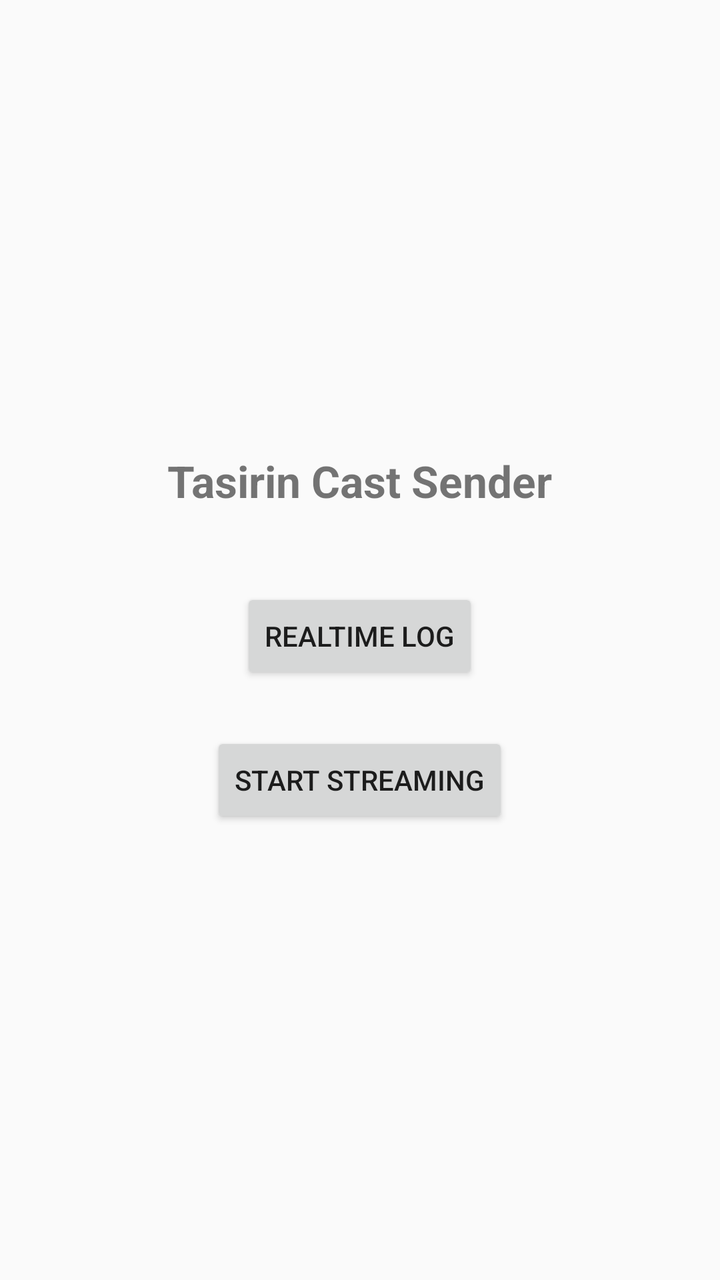
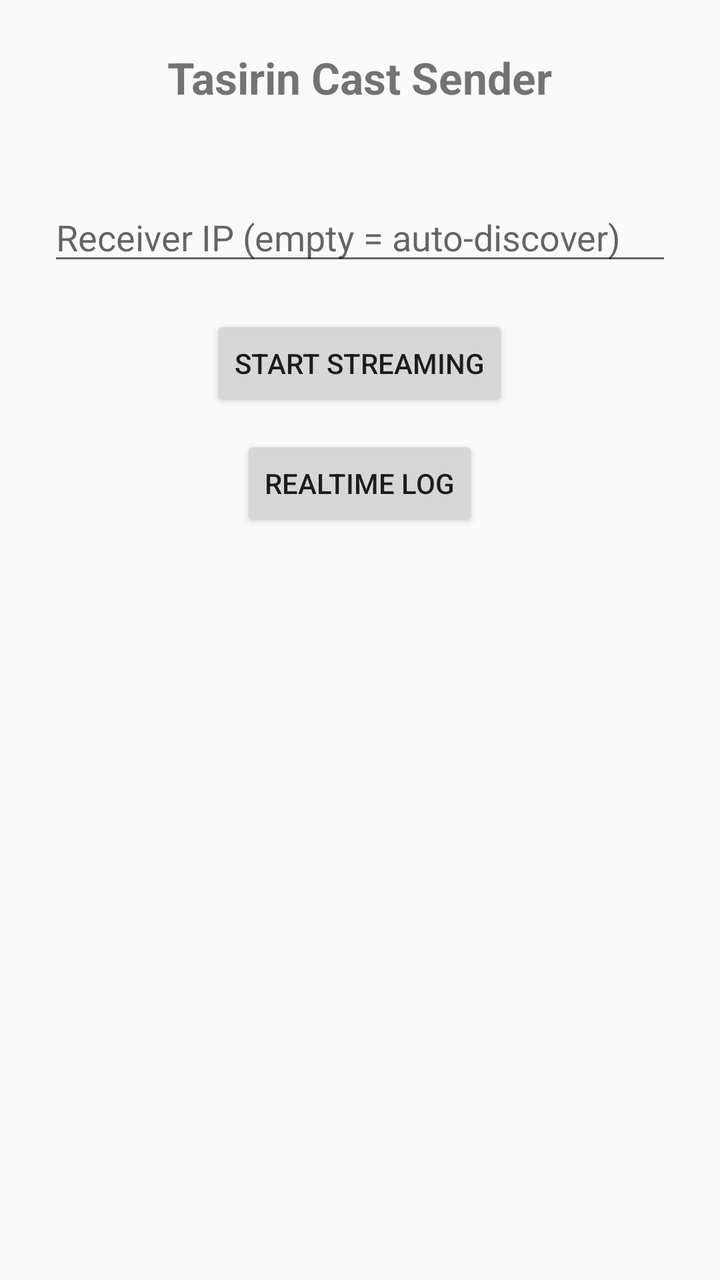

Two renders of the same Android screen: before a commit and after it. Below are the layout's source before the change and the commit's diff.
<!-- AndroidManifest.xml: application theme Theme.TasirinCastSender -->
<!-- res/layout/activity_main.xml -->
<?xml version="1.0" encoding="utf-8"?>
<LinearLayout xmlns:android="http://schemas.android.com/apk/res/android"
    android:layout_width="match_parent"
    android:layout_height="match_parent"
    android:orientation="vertical"
    android:padding="24dp"
    android:gravity="center">

    <TextView
        android:layout_width="wrap_content"
        android:layout_height="wrap_content"
        android:text="@string/app_name"
        android:textSize="22sp"
        android:textStyle="bold" />

    <TextView
        android:id="@+id/tvStatus"
        android:layout_width="wrap_content"
        android:layout_height="wrap_content"
        android:layout_marginTop="8dp"
        android:textSize="14sp" />

    <Button
        android:id="@+id/btnLog"
        android:layout_width="wrap_content"
        android:layout_height="wrap_content"
        android:layout_marginTop="12dp"
        android:text="@string/btn_log" />

    <Button
        android:id="@+id/btnStart"
        android:layout_width="wrap_content"
        android:layout_height="wrap_content"
        android:layout_marginTop="24dp"
        android:text="@string/btn_start" />
</LinearLayout>
<!-- resources referenced by this layout -->
<resources>
  <string name="app_name">Tasirin Cast Sender</string>
  <string name="btn_log">Realtime Log</string>
  <string name="btn_start">Start streaming</string>
  <style name="Theme.TasirinCastSender" parent="Theme.AppCompat.DayNight.NoActionBar" />
</resources>

<!-- the commit's change to res/layout/activity_main.xml (unified diff, before → after) -->
@@ -4,7 +4,7 @@
     android:layout_height="match_parent"
     android:orientation="vertical"
     android:padding="24dp"
-    android:gravity="center">
+    android:gravity="center_horizontal">
 
     <TextView
         android:layout_width="wrap_content"
@@ -18,7 +18,25 @@
         android:layout_width="wrap_content"
         android:layout_height="wrap_content"
         android:layout_marginTop="8dp"
+        android:gravity="center"
         android:textSize="14sp" />
+
+    <EditText
+        android:id="@+id/etIp"
+        android:layout_width="match_parent"
+        android:layout_height="wrap_content"
+        android:layout_marginTop="16dp"
+        android:hint="@string/et_ip_hint"
+        android:importantForAutofill="no"
+        android:inputType="text"
+        android:maxLines="1" />
+
+    <Button
+        android:id="@+id/btnStart"
+        android:layout_width="wrap_content"
+        android:layout_height="wrap_content"
+        android:layout_marginTop="20dp"
+        android:text="@string/btn_start" />
 
     <Button
         android:id="@+id/btnLog"
@@ -26,11 +44,4 @@
         android:layout_height="wrap_content"
         android:layout_marginTop="12dp"
         android:text="@string/btn_log" />
-
-    <Button
-        android:id="@+id/btnStart"
-        android:layout_width="wrap_content"
-        android:layout_height="wrap_content"
-        android:layout_marginTop="24dp"
-        android:text="@string/btn_start" />
 </LinearLayout>
<!-- resource entries referenced after the edit -->
@@ -3,6 +3,7 @@
   <string name="app_name">Tasirin Cast Sender</string>
   <string name="btn_log">Realtime Log</string>
   <string name="btn_start">Start streaming</string>
+  <string name="et_ip_hint">Receiver IP (empty = auto-discover)</string>
   <style name="Theme.TasirinCastSender" parent="Theme.AppCompat.DayNight.NoActionBar" />
 </resources>
 
